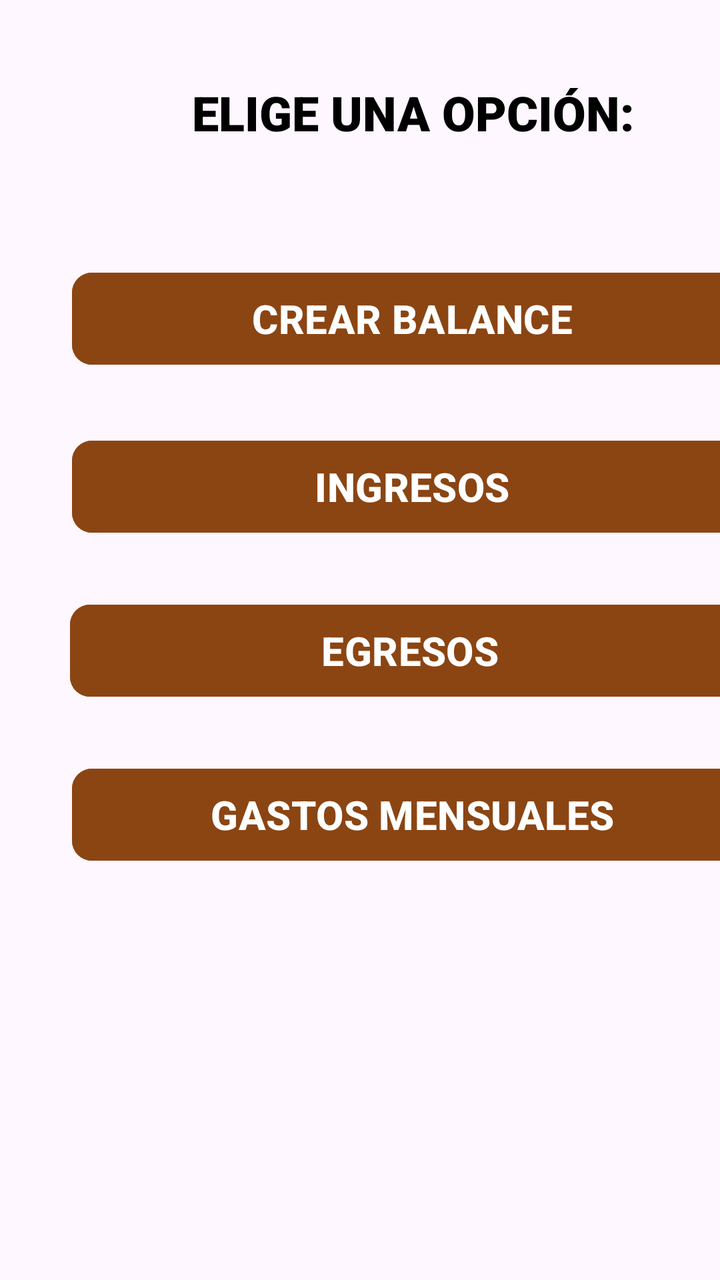
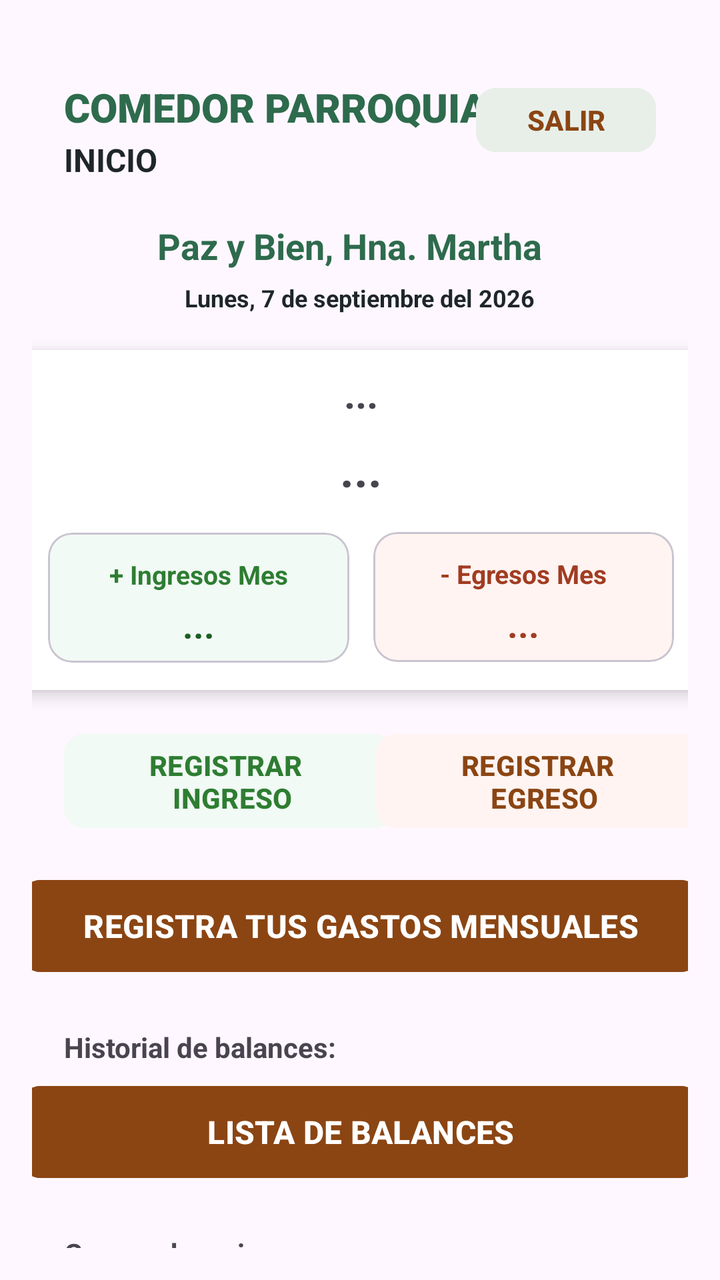

Two renders of the same Android screen: before a commit and after it. Below are the layout's source before the change and the commit's diff.
<!-- AndroidManifest.xml: application theme Theme.Checking -->
<!-- res/layout/activity_main.xml -->
<?xml version="1.0" encoding="utf-8"?>
<androidx.constraintlayout.widget.ConstraintLayout xmlns:android="http://schemas.android.com/apk/res/android"
    xmlns:app="http://schemas.android.com/apk/res-auto"
    xmlns:tools="http://schemas.android.com/tools"
    android:id="@+id/txt_ingresos"
    android:layout_width="match_parent"
    android:layout_height="match_parent"
    tools:context=".activity.MainActivity">

    <androidx.constraintlayout.widget.ConstraintLayout
        android:layout_width="413dp"
        android:layout_height="736dp"
        app:layout_constraintTop_toTopOf="parent"
        tools:ignore="MissingConstraints"
        tools:layout_editor_absoluteX="-1dp">

        <TextView
            android:id="@+id/textView2"
            android:layout_width="wrap_content"
            android:layout_height="wrap_content"
            android:layout_marginTop="40dp"
            android:fontFamily="sans-serif-black"
            android:text="ELIGE UNA OPCIÓN:"
            android:textColor="@color/black"
            android:textSize="24sp"
            android:textStyle="bold"
            app:layout_constraintEnd_toEndOf="parent"
            app:layout_constraintStart_toStartOf="parent"
            app:layout_constraintTop_toTopOf="parent"
            tools:ignore="HardcodedText" />

        <Button
            android:id="@+id/btn_crearBalance"
            android:layout_width="340dp"
            android:layout_height="54dp"
            android:layout_marginTop="60dp"
            android:backgroundTint="@color/mi_marron"
            android:text="@string/txtbalance"
            android:textSize="20dp"
            android:textStyle="bold"
            app:cornerRadius="10dp"
            app:layout_constraintEnd_toEndOf="parent"
            app:layout_constraintHorizontal_bias="0.493"
            app:layout_constraintStart_toStartOf="parent"
            app:layout_constraintTop_toBottomOf="@+id/textView2"
            tools:ignore="MissingConstraints" />

        <Button
            android:id="@+id/btn_crearIngresos"
            android:layout_width="340dp"
            android:layout_height="54dp"
            android:layout_marginTop="30dp"
            android:backgroundTint="@color/mi_marron"
            android:text="INGRESOS"
            android:textSize="20sp"
            android:textStyle="bold"
            app:cornerRadius="10dp"
            app:layout_constraintEnd_toEndOf="parent"
            app:layout_constraintHorizontal_bias="0.493"
            app:layout_constraintStart_toStartOf="parent"
            app:layout_constraintTop_toBottomOf="@+id/btn_crearBalance" />

        <Button
            android:id="@+id/btn_egresos"
            android:layout_width="340dp"
            android:layout_height="54dp"
            android:layout_marginTop="28dp"
            android:backgroundTint="@color/mi_marron"
            android:text="@string/btnEgresos"
            android:textSize="20dp"
            android:textStyle="bold"
            app:cornerRadius="10dp"
            app:layout_constraintEnd_toEndOf="parent"
            app:layout_constraintHorizontal_bias="0.479"
            app:layout_constraintStart_toStartOf="parent"
            app:layout_constraintTop_toBottomOf="@+id/btn_crearIngresos" />

        <Button
            android:id="@+id/btn_gastosMensuales"
            android:layout_width="340dp"
            android:layout_height="54dp"
            android:layout_marginTop="28dp"
            android:backgroundTint="@color/mi_marron"
            android:text="GASTOS MENSUALES"
            android:textSize="20sp"
            android:textStyle="bold"
            app:cornerRadius="10dp"
            app:layout_constraintEnd_toEndOf="parent"
            app:layout_constraintHorizontal_bias="0.493"
            app:layout_constraintStart_toStartOf="parent"
            app:layout_constraintTop_toBottomOf="@+id/btn_egresos" />
    </androidx.constraintlayout.widget.ConstraintLayout>
</androidx.constraintlayout.widget.ConstraintLayout>
<!-- resources referenced by this layout -->
<resources>
  <color name="black">#FF000000</color>
  <color name="mi_marron">#8B4513</color>
  <string name="btnEgresos">EGRESOS</string>
  <string name="txtbalance">CREAR BALANCE</string>
  <style name="Theme.Checking" parent="Base.Theme.Checking" />
  <style name="Base.Theme.Checking" parent="Theme.Material3.DayNight.NoActionBar">
          
          
      </style>
</resources>

<!-- the commit's change to res/layout/activity_main.xml (unified diff, before → after) -->
@@ -8,23 +8,30 @@
     tools:context=".activity.MainActivity">
 
     <androidx.constraintlayout.widget.ConstraintLayout
-        android:layout_width="413dp"
-        android:layout_height="736dp"
+        android:layout_width="0dp"
+        android:layout_height="0dp"
+        android:layout_marginStart="16dp"
+        android:layout_marginTop="16dp"
+        android:layout_marginEnd="16dp"
+        android:layout_marginBottom="16dp"
+        app:layout_constraintBottom_toBottomOf="parent"
+        app:layout_constraintEnd_toEndOf="parent"
+        app:layout_constraintHorizontal_bias="0.0"
+        app:layout_constraintStart_toStartOf="parent"
         app:layout_constraintTop_toTopOf="parent"
-        tools:ignore="MissingConstraints"
-        tools:layout_editor_absoluteX="-1dp">
+        app:layout_constraintVertical_bias="0.0">
 
         <TextView
             android:id="@+id/textView2"
             android:layout_width="wrap_content"
             android:layout_height="wrap_content"
-            android:layout_marginTop="40dp"
+            android:layout_marginStart="16dp"
+            android:layout_marginTop="24dp"
             android:fontFamily="sans-serif-black"
-            android:text="ELIGE UNA OPCIÓN:"
-            android:textColor="@color/black"
-            android:textSize="24sp"
-            android:textStyle="bold"
-            app:layout_constraintEnd_toEndOf="parent"
+            android:text="COMEDOR PARROQUIAL"
+            android:textColor="@color/mi_principal"
+            android:textSize="20sp"
+            android:textStyle="bold"
             app:layout_constraintStart_toStartOf="parent"
             app:layout_constraintTop_toTopOf="parent"
             tools:ignore="HardcodedText" />
@@ -33,61 +40,292 @@
             android:id="@+id/btn_crearBalance"
             android:layout_width="340dp"
             android:layout_height="54dp"
-            android:layout_marginTop="60dp"
+            android:layout_marginTop="6dp"
             android:backgroundTint="@color/mi_marron"
-            android:text="@string/txtbalance"
-            android:textSize="20dp"
-            android:textStyle="bold"
-            app:cornerRadius="10dp"
-            app:layout_constraintEnd_toEndOf="parent"
-            app:layout_constraintHorizontal_bias="0.493"
-            app:layout_constraintStart_toStartOf="parent"
-            app:layout_constraintTop_toBottomOf="@+id/textView2"
+            android:text="LISTA DE BALANCES"
+            android:textSize="16dp"
+            android:textStyle="bold"
+            app:cornerRadius="10dp"
+            app:layout_constraintEnd_toEndOf="parent"
+            app:layout_constraintStart_toStartOf="parent"
+            app:layout_constraintTop_toBottomOf="@id/textView19"
             tools:ignore="MissingConstraints" />
 
         <Button
             android:id="@+id/btn_crearIngresos"
-            android:layout_width="340dp"
-            android:layout_height="54dp"
-            android:layout_marginTop="30dp"
-            android:backgroundTint="@color/mi_marron"
-            android:text="INGRESOS"
-            android:textSize="20sp"
-            android:textStyle="bold"
-            app:cornerRadius="10dp"
-            app:layout_constraintEnd_toEndOf="parent"
-            app:layout_constraintHorizontal_bias="0.493"
-            app:layout_constraintStart_toStartOf="parent"
-            app:layout_constraintTop_toBottomOf="@+id/btn_crearBalance" />
+            android:layout_width="165dp"
+            android:layout_height="55dp"
+            android:layout_marginStart="16dp"
+            android:layout_marginTop="18dp"
+            android:backgroundTint="#F1FAF4"
+            android:text="REGISTRAR \n INGRESO"
+            android:textColor="@color/verde_suabe"
+            android:textSize="14sp"
+            android:textStyle="bold"
+            app:cornerRadius="10dp"
+            app:layout_constraintStart_toStartOf="parent"
+            app:layout_constraintTop_toBottomOf="@id/cardView" />
 
         <Button
             android:id="@+id/btn_egresos"
-            android:layout_width="340dp"
-            android:layout_height="54dp"
-            android:layout_marginTop="28dp"
-            android:backgroundTint="@color/mi_marron"
-            android:text="@string/btnEgresos"
-            android:textSize="20dp"
-            android:textStyle="bold"
-            app:cornerRadius="10dp"
-            app:layout_constraintEnd_toEndOf="parent"
-            app:layout_constraintHorizontal_bias="0.479"
-            app:layout_constraintStart_toStartOf="parent"
-            app:layout_constraintTop_toBottomOf="@+id/btn_crearIngresos" />
+            android:layout_width="165dp"
+            android:layout_height="55dp"
+            android:backgroundTint="#FFF4F1"
+            android:text="REGISTRAR \n EGRESO"
+            android:textColor="@color/mi_marron"
+            android:textSize="14dp"
+            android:textStyle="bold"
+            app:cornerRadius="10dp"
+            app:layout_constraintBottom_toBottomOf="@id/btn_crearIngresos"
+            app:layout_constraintEnd_toEndOf="parent"
+            app:layout_constraintHorizontal_bias="0.515"
+            app:layout_constraintStart_toEndOf="@id/btn_crearIngresos"
+            app:layout_constraintTop_toTopOf="@id/btn_crearIngresos"
+            app:layout_constraintVertical_bias="0.0"
+            tools:ignore="TextSizeCheck" />
 
         <Button
             android:id="@+id/btn_gastosMensuales"
             android:layout_width="340dp"
             android:layout_height="54dp"
-            android:layout_marginTop="28dp"
+            android:layout_marginTop="18dp"
             android:backgroundTint="@color/mi_marron"
-            android:text="GASTOS MENSUALES"
-            android:textSize="20sp"
-            android:textStyle="bold"
-            app:cornerRadius="10dp"
-            app:layout_constraintEnd_toEndOf="parent"
-            app:layout_constraintHorizontal_bias="0.493"
-            app:layout_constraintStart_toStartOf="parent"
-            app:layout_constraintTop_toBottomOf="@+id/btn_egresos" />
+            android:text="REGISTRA TUS GASTOS MENSUALES"
+            android:textSize="16dp"
+            android:textStyle="bold"
+            app:cornerRadius="10dp"
+            app:layout_constraintEnd_toEndOf="parent"
+            app:layout_constraintStart_toStartOf="parent"
+            app:layout_constraintTop_toBottomOf="@id/btn_crearIngresos" />
+
+        <Button
+            android:id="@+id/btn_crearRegistro"
+            android:layout_width="340dp"
+            android:layout_height="54dp"
+            android:layout_marginTop="8dp"
+            android:backgroundTint="@color/mi_marron"
+            android:text="CREAR REPORTE"
+            android:textSize="16sp"
+            android:textStyle="bold"
+            app:cornerRadius="10dp"
+            app:layout_constraintEnd_toEndOf="parent"
+            app:layout_constraintHorizontal_bias="0.512"
+            app:layout_constraintStart_toStartOf="parent"
+            app:layout_constraintTop_toBottomOf="@id/textView20" />
+
+        <Button
+            android:id="@+id/btn_salir"
+            android:layout_width="90dp"
+            android:layout_height="40dp"
+            android:layout_marginEnd="16dp"
+            android:backgroundTint="@color/mi_tercero"
+            android:gravity="center"
+            android:text="SALIR"
+            android:textColor="@color/mi_marron"
+            android:textSize="14sp"
+            android:textStyle="bold"
+            app:cornerRadius="10dp"
+            app:layout_constraintBottom_toBottomOf="@id/textView2"
+            app:layout_constraintEnd_toEndOf="parent"
+            app:layout_constraintTop_toTopOf="@id/textView2"
+            app:layout_constraintVertical_bias="0.0"
+            tools:ignore="TouchTargetSizeCheck" />
+
+        <TextView
+            android:id="@+id/textView10"
+            android:layout_width="203dp"
+            android:layout_height="26dp"
+            android:layout_marginTop="20dp"
+            android:text="Paz y Bien, Hna. Martha"
+            android:textColor="@color/mi_principal"
+            android:textSize="18sp"
+            android:textStyle="bold"
+            app:layout_constraintEnd_toEndOf="parent"
+            app:layout_constraintStart_toStartOf="parent"
+            app:layout_constraintTop_toBottomOf="@id/textView12" />
+
+        <TextView
+            android:id="@+id/textView12"
+            android:layout_width="wrap_content"
+            android:layout_height="wrap_content"
+            android:layout_marginTop="2dp"
+            android:text="INICIO"
+            android:textColor="@color/mi_cuarto"
+            android:textSize="16sp"
+            android:textStyle="bold"
+            app:layout_constraintStart_toStartOf="@id/textView2"
+            app:layout_constraintTop_toBottomOf="@id/textView2" />
+
+        <TextView
+            android:id="@+id/txt_mostrarFechaActual"
+            android:layout_width="wrap_content"
+            android:layout_height="wrap_content"
+            android:layout_marginTop="4dp"
+            android:text="Lunes, 7 de septiembre del 2026"
+            android:textColor="@color/mi_cuarto"
+            android:textSize="12sp"
+            android:textStyle="bold"
+            app:layout_constraintEnd_toEndOf="parent"
+            app:layout_constraintStart_toStartOf="parent"
+            app:layout_constraintTop_toBottomOf="@+id/textView10" />
+
+        <androidx.cardview.widget.CardView
+            android:id="@+id/cardView"
+            android:layout_width="345dp"
+            android:layout_height="170dp"
+            android:layout_marginTop="18dp"
+            app:cardCornerRadius="4dp"
+            app:cardElevation="5dp"
+            app:layout_constraintEnd_toEndOf="parent"
+            app:layout_constraintStart_toStartOf="parent"
+            app:layout_constraintTop_toBottomOf="@id/txt_mostrarFechaActual">
+
+            <androidx.constraintlayout.widget.ConstraintLayout
+                android:layout_width="match_parent"
+                android:layout_height="match_parent">
+
+                <TextView
+                    android:id="@+id/txt_balanceDelMes"
+                    android:layout_width="wrap_content"
+                    android:layout_height="wrap_content"
+                    android:layout_marginTop="8dp"
+                    android:text="..."
+                    android:textSize="20sp"
+                    android:textStyle="bold"
+                    app:layout_constraintEnd_toEndOf="parent"
+                    app:layout_constraintStart_toStartOf="parent"
+                    app:layout_constraintTop_toTopOf="parent" />
+
+                <TextView
+                    android:id="@+id/txt_mostrarBalanceMesActual"
+                    android:layout_width="wrap_content"
+                    android:layout_height="wrap_content"
+                    android:layout_marginTop="8dp"
+                    android:layout_marginBottom="16dp"
+                    android:text="..."
+                    android:textSize="24sp"
+                    android:textStyle="bold"
+                    app:layout_constraintBottom_toTopOf="@+id/cardEgreso"
+                    app:layout_constraintEnd_toEndOf="parent"
+                    app:layout_constraintStart_toStartOf="parent"
+                    app:layout_constraintTop_toBottomOf="@+id/txt_balanceDelMes" />
+
+                <com.google.android.material.card.MaterialCardView
+                    android:id="@+id/cardIngreso"
+                    android:layout_width="0dp"
+                    android:layout_height="65dp"
+                    android:layout_marginStart="16dp"
+                    android:layout_marginTop="16dp"
+                    android:layout_marginEnd="6dp"
+                    android:layout_marginBottom="14dp"
+                    app:cardBackgroundColor="#F1FAF4"
+                    app:cardCornerRadius="12dp"
+                    app:cardElevation="0dp"
+                    app:layout_constraintBottom_toBottomOf="parent"
+                    app:layout_constraintEnd_toStartOf="@id/cardEgreso"
+                    app:layout_constraintStart_toStartOf="parent"
+                    app:layout_constraintTop_toBottomOf="@+id/txt_mostrarBalanceMesActual">
+
+                    <LinearLayout
+                        android:layout_width="match_parent"
+                        android:layout_height="match_parent"
+                        android:gravity="center"
+                        android:orientation="vertical"
+                        android:padding="12dp">
+
+                        <TextView
+                            android:layout_width="wrap_content"
+                            android:layout_height="wrap_content"
+                            android:text="+ Ingresos Mes"
+                            android:textColor="#2E7D32"
+                            android:textSize="13sp"
+                            android:textStyle="bold"
+                            tools:ignore="HardcodedText" />
+
+                        <TextView
+                            android:id="@+id/txtIngresosMes"
+                            android:layout_width="wrap_content"
+                            android:layout_height="wrap_content"
+                            android:layout_marginTop="4dp"
+                            android:text="..."
+                            android:textColor="#1B5E20"
+                            android:textSize="18sp"
+                            android:textStyle="bold" />
+
+                    </LinearLayout>
+
+                </com.google.android.material.card.MaterialCardView>
+
+                <com.google.android.material.card.MaterialCardView
+                    android:id="@+id/cardEgreso"
+                    android:layout_width="0dp"
+                    android:layout_height="65dp"
+                    android:layout_marginStart="6dp"
+                    android:layout_marginTop="56dp"
+                    android:layout_marginEnd="16dp"
+                    android:layout_marginBottom="14dp"
+                    app:cardBackgroundColor="#FFF4F1"
+                    app:cardCornerRadius="12dp"
+                    app:cardElevation="0dp"
+                    app:layout_constraintBottom_toBottomOf="parent"
+                    app:layout_constraintEnd_toEndOf="parent"
+                    app:layout_constraintStart_toEndOf="@id/cardIngreso"
+                    app:layout_constraintTop_toBottomOf="@+id/txt_balanceDelMes">
+
+                    <LinearLayout
+                        android:layout_width="match_parent"
+                        android:layout_height="match_parent"
+                        android:gravity="center"
+                        android:orientation="vertical"
+                        android:padding="12dp">
+
+                        <TextView
+                            android:layout_width="wrap_content"
+                            android:layout_height="wrap_content"
+                            android:text="- Egresos Mes"
+                            android:textColor="#A13C22"
+                            android:textSize="13sp"
+                            android:textStyle="bold"
+                            tools:ignore="HardcodedText" />
+
+                        <TextView
+                            android:id="@+id/txtEgresosMes"
+                            android:layout_width="wrap_content"
+                            android:layout_height="wrap_content"
+                            android:layout_marginTop="4dp"
+                            android:text="..."
+                            android:textColor="#A13C22"
+                            android:textSize="18sp"
+                            android:textStyle="bold" />
+
+                    </LinearLayout>
+
+                </com.google.android.material.card.MaterialCardView>
+            </androidx.constraintlayout.widget.ConstraintLayout>
+        </androidx.cardview.widget.CardView>
+
+        <TextView
+            android:id="@+id/textView19"
+            android:layout_width="wrap_content"
+            android:layout_height="wrap_content"
+            android:layout_marginStart="16dp"
+            android:layout_marginTop="24dp"
+            android:text="Historial de balances:"
+            android:textStyle="bold"
+            app:layout_constraintStart_toStartOf="parent"
+            app:layout_constraintTop_toBottomOf="@id/btn_gastosMensuales" />
+
+        <TextView
+            android:id="@+id/textView20"
+            android:layout_width="wrap_content"
+            android:layout_height="wrap_content"
+            android:layout_marginStart="16dp"
+            android:layout_marginTop="24dp"
+            android:text="Generar horarios:"
+
+            android:textStyle="bold"
+            app:layout_constraintStart_toStartOf="parent"
+            app:layout_constraintTop_toBottomOf="@id/btn_crearBalance" />
+
     </androidx.constraintlayout.widget.ConstraintLayout>
 </androidx.constraintlayout.widget.ConstraintLayout>
<!-- resource entries referenced after the edit -->
@@ -1,9 +1,10 @@
 <!-- resources referenced by this layout -->
 <resources>
-  <color name="black">#FF000000</color>
+  <color name="mi_cuarto">#1E2629</color>
   <color name="mi_marron">#8B4513</color>
-  <string name="btnEgresos">EGRESOS</string>
-  <string name="txtbalance">CREAR BALANCE</string>
+  <color name="mi_principal">#2E6B4D</color>
+  <color name="mi_tercero">#E8EFE9</color>
+  <color name="verde_suabe">#2E7D32</color>
   <style name="Theme.Checking" parent="Base.Theme.Checking" />
   <style name="Base.Theme.Checking" parent="Theme.Material3.DayNight.NoActionBar">
           
